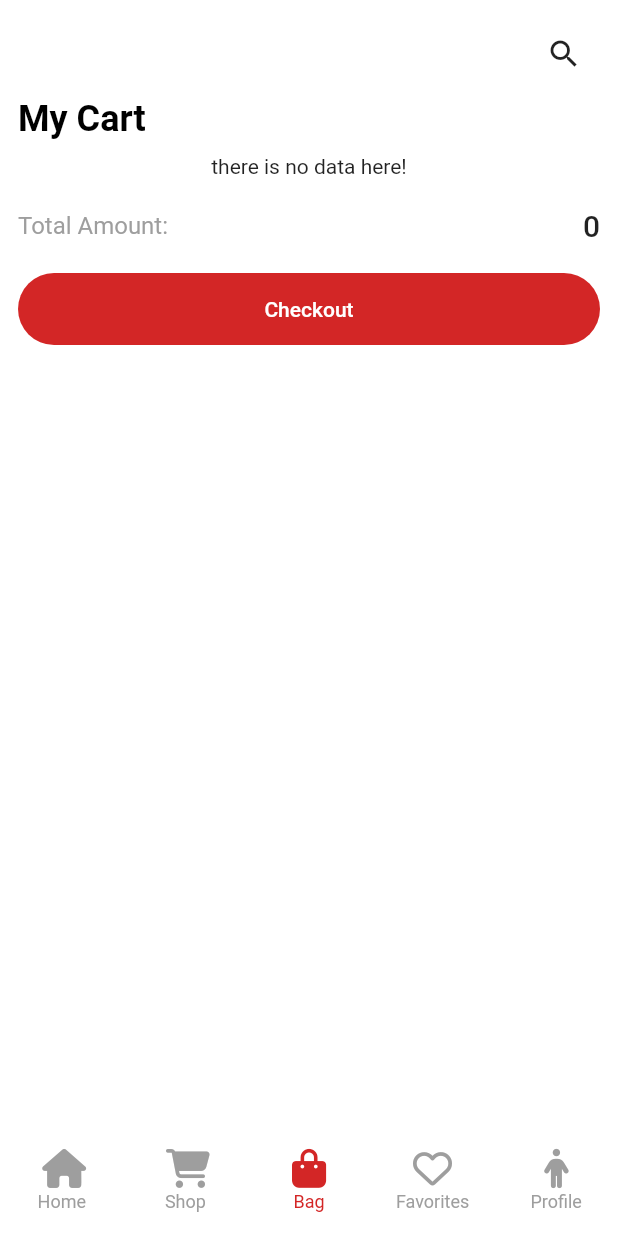
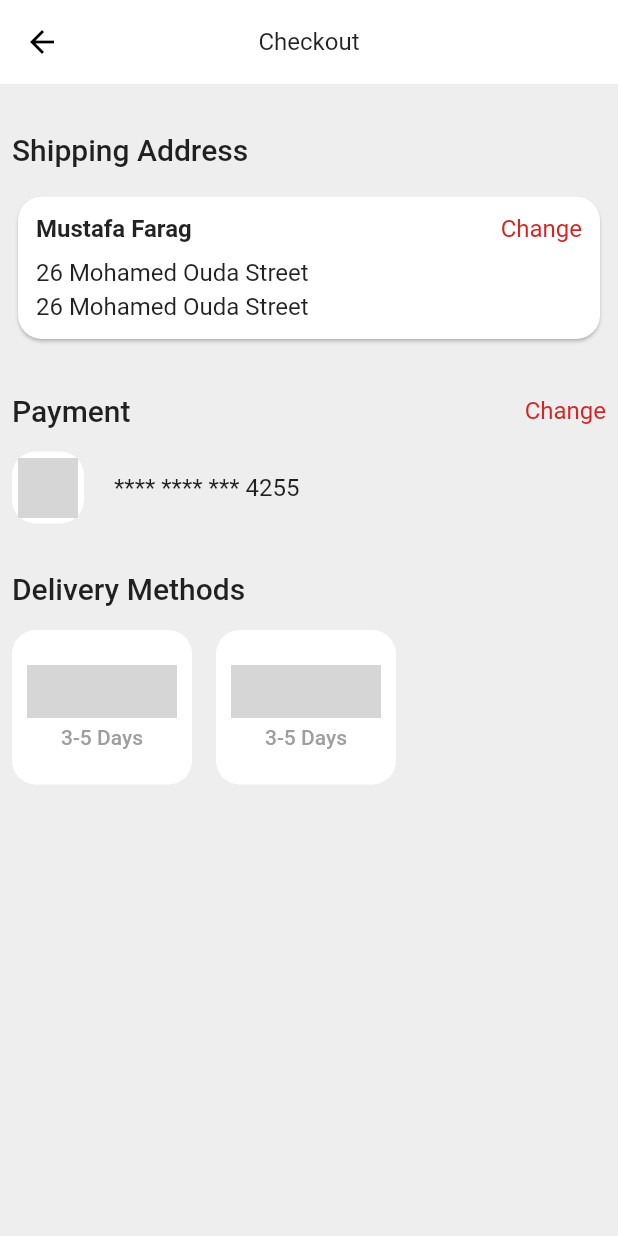
Before and after one commit to mustafa-farag/E-commerce_V2, a Flutter app: the screen it shows once a user with an empty profile is signed in, item 3 of the bottom bar chosen, after a tap on "Checkout", on a phone screen of 412 x 824 dp. Run offline on Flutter 3.47's test engine with Material 2 defaults, Android fonts, the phone set to English and light mode, and no system bars; drawn by our look-alikes of persistent_bottom_nav_bar_v2; our stand-ins replace cloud_firestore, firebase_auth, firebase_core, flutter_rating_bar, font_awesome_flutter; accounts and stored records are empty; network calls fail; grey boxes are pictures that could not be loaded.

Commit message:
checkout screen UI

```diff
--- a/lib/main.dart
+++ b/lib/main.dart
@@ -22,10 +22,11 @@ class MyApp extends StatelessWidget {
       child: MaterialApp(
         debugShowCheckedModeBanner: false,
         theme: ThemeData(
+          scaffoldBackgroundColor: Colors.grey[200],
           primaryColor: const Color.fromRGBO(211, 38, 38, 1),
-          scaffoldBackgroundColor: const Color.fromRGBO(249, 249, 249, 1),
           appBarTheme: AppBarTheme(
             color: Colors.white,
+            elevation: 0,
             iconTheme: const IconThemeData(
               color: Colors.black,
             ),
--- a/lib/utilities/images.dart
+++ b/lib/utilities/images.dart
@@ -1,4 +1,12 @@
 class AppImages{
-  static const String topBannerHomeScreenImage ='https://img.freepik.com/free-photo/two-cute-girls-summer-park-with-dog_1157-23756.jpg?size=626&ext=jpg&ga=GA1.2.1587080325.1651232458';
-  static const String saleImage = "https://pyxis.nymag.com/v1/imgs/c4e/674/1892c1d09ba24378b0d547eeaffa7fac93-EN-US-Worn-S1-Main-Vertical-27x40-RGB-PR.rvertical.w600.jpg";
+  static const String topBannerHomeScreenImage =
+      'https://img.freepik.com/free-photo/two-cute-girls-summer-park-with-dog_1157-23756.jpg?size=626&ext=jpg&ga=GA1.2.1587080325.1651232458';
+  static const String saleImage =
+      "https://pyxis.nymag.com/v1/imgs/c4e/674/1892c1d09ba24378b0d547eeaffa7fac93-EN-US-Worn-S1-Main-Vertical-27x40-RGB-PR.rvertical.w600.jpg";
+  static const String masterCard =
+      "https://upload.wikimedia.org/wikipedia/commons/0/04/Mastercard-logo.png";
+  static const String fedex =
+      'https://assets.stickpng.com/images/58428e7da6515b1e0ad75ab5.png';
+  static const String dhl =
+      'https://upload.wikimedia.org/wikipedia/commons/thumb/b/b3/DHL_Express_logo.svg/1200px-DHL_Express_logo.svg.png';
 }
--- a/lib/utilities/router.dart
+++ b/lib/utilities/router.dart
@@ -4,6 +4,7 @@ import 'package:commercialapp/models/product_model.dart';
 import 'package:commercialapp/utilities/routes.dart';
 import 'package:commercialapp/views/screens/auth_screen.dart';
 import 'package:commercialapp/views/screens/bottomnavbar_screen.dart';
+import 'package:commercialapp/views/screens/checkout/checkout_screen.dart';
 import 'package:commercialapp/views/screens/product_details.dart';
 import 'package:flutter/material.dart';
 import 'package:provider/provider.dart';
@@ -31,6 +32,9 @@ Route<dynamic> onGenerateRouter(RouteSettings settings) {
           child: ProductDetails(product: product),
         ),
       );
+    case AppRoutes.checkout:
+      return MaterialPageRoute(
+          builder: (_) => const CheckoutScreen(), settings: settings);
     default:
       return MaterialPageRoute(
           builder: (_) => const LandingScreen(), settings: settings);
--- a/lib/utilities/routes.dart
+++ b/lib/utilities/routes.dart
@@ -3,4 +3,5 @@ static const String landingScreenRoute = '/';
 static const String authScreenRoute = '/login';
 static const String bottomNavBarScreenRoute = '/home';
 static const String productDetails = '/product-details';
+static const String checkout = '/checkout';
 }
--- a/lib/views/screens/cart_screen.dart
+++ b/lib/views/screens/cart_screen.dart
@@ -1,5 +1,6 @@
 import 'package:commercialapp/controllers/database_controller.dart';
 import 'package:commercialapp/models/add_to_cart.dart';
+import 'package:commercialapp/utilities/routes.dart';
 import 'package:commercialapp/views/widgets/cart_list_item.dart';
 import 'package:commercialapp/views/widgets/default_button.dart';
 import 'package:commercialapp/views/widgets/order_summary_item.dart';
@@ -96,7 +97,15 @@ class _CartScreenState extends State<CartScreen> {
               const SizedBox(
                 height: 20,
               ),
-              DefaultButton(onPressed: () {}, text: 'Checkout'),
+              DefaultButton(
+                onPressed: () {
+                  Navigator.of(
+                    context,
+                    rootNavigator: true,
+                  ).pushNamed(AppRoutes.checkout);
+                },
+                text: 'Checkout',
+              ),
             ],
           ),
         ),
--- /dev/null
+++ b/lib/views/screens/checkout/checkout_screen.dart
@@ -0,0 +1,85 @@
+import 'package:commercialapp/utilities/images.dart';
+import 'package:commercialapp/views/widgets/checkout/delivery_methods.dart';
+import 'package:commercialapp/views/widgets/checkout/payment.dart';
+import 'package:commercialapp/views/widgets/checkout/shipping_address.dart';
+import 'package:flutter/material.dart';
+
+class CheckoutScreen extends StatelessWidget {
+  const CheckoutScreen({Key? key}) : super(key: key);
+
+  @override
+  Widget build(BuildContext context) {
+    final size = MediaQuery.of(context).size;
+    return Scaffold(
+      appBar: AppBar(
+        title: Text(
+          'Checkout',
+          style: Theme.of(context).textTheme.subtitle1,
+        ),
+        centerTitle: true,
+      ),
+      body: SingleChildScrollView(
+        child: Padding(
+          padding: const EdgeInsets.symmetric(vertical: 32.0, horizontal: 8.0),
+          child: Column(
+            crossAxisAlignment: CrossAxisAlignment.start,
+            children: [
+              Text(
+                'Shipping Address',
+                style: Theme.of(context).textTheme.headline6,
+              ),
+              const SizedBox(
+                height: 16.0,
+              ),
+              const ShippingAddressItem(),
+              const SizedBox(
+                height: 32.0,
+              ),
+              Row(
+                mainAxisAlignment: MainAxisAlignment.spaceBetween,
+                children: [
+                  Text(
+                    'Payment',
+                    style: Theme.of(context).textTheme.headline6,
+                  ),
+                  InkWell(
+                    onTap: () {},
+                    child: Text(
+                      'Change',
+                      style: Theme.of(context).textTheme.subtitle1!.copyWith(
+                            color: Theme.of(context).primaryColor,
+                          ),
+                    ),
+                  ),
+                ],
+              ),
+              const SizedBox(
+                height: 16.0,
+              ),
+              const PaymentItem(),
+              const SizedBox(
+                height: 32.0,
+              ),
+              Text(
+                'Delivery Methods',
+                style: Theme.of(context).textTheme.headline6,
+              ),
+              const SizedBox(height: 16.0,),
+              SizedBox(
+                height: size.height*0.125,
+                  child: ListView(
+                    scrollDirection: Axis.horizontal,
+                    children:const [
+                      DeliveryMethodItem(imgUrl: AppImages.dhl),
+                      SizedBox(width: 16.0,),
+                      DeliveryMethodItem(imgUrl: AppImages.fedex),
+                    ],
+                  ),
+              ),
+            ],
+          ),
+        ),
+      ),
+    );
+  }
+}
--- /dev/null
+++ b/lib/views/widgets/checkout/delivery_methods.dart
@@ -0,0 +1,39 @@
+import 'package:flutter/material.dart';
+
+class DeliveryMethodItem extends StatelessWidget {
+  final String imgUrl;
+  const DeliveryMethodItem({Key? key, required this.imgUrl}) : super(key: key);
+
+  @override
+  Widget build(BuildContext context) {
+    return DecoratedBox(
+      decoration: BoxDecoration(
+        color: Colors.white,
+        borderRadius: BorderRadius.circular(16.0),
+      ),
+      child: Padding(
+        padding: const EdgeInsets.all(10.0),
+        child: Column(
+          mainAxisAlignment: MainAxisAlignment.center,
+          children: [
+            Image.network(
+              imgUrl,
+              fit: BoxFit.cover,
+              height: 35,
+              width: 100,
+            ),
+            const SizedBox(
+              height: 5.0,
+            ),
+            Text(
+              '3-5 Days',
+              style: Theme.of(context).textTheme.bodyLarge!.copyWith(
+                    color: Colors.grey,
+                  ),
+            )
+          ],
+        ),
+      ),
+    );
+  }
+}
--- /dev/null
+++ b/lib/views/widgets/checkout/payment.dart
@@ -0,0 +1,36 @@
+import 'package:flutter/material.dart';
+
+import '../../../utilities/images.dart';
+
+class PaymentItem extends StatelessWidget {
+  const PaymentItem({Key? key}) : super(key: key);
+
+  @override
+  Widget build(BuildContext context) {
+    return Row(
+      children: [
+        DecoratedBox(
+          decoration: BoxDecoration(
+            color: Colors.white,
+            borderRadius: BorderRadius.circular(16.0),
+          ),
+          child: Padding(
+            padding: const EdgeInsets.all(4.0),
+            child: Image.network(
+              AppImages.masterCard,
+              fit: BoxFit.cover,
+              height: 40,
+            ),
+          ),
+        ),
+        const SizedBox(
+          width: 20,
+        ),
+        Text(
+          '**** **** *** 4255',
+          style: Theme.of(context).textTheme.subtitle1,
+        ),
+      ],
+    );
+  }
+}
--- /dev/null
+++ b/lib/views/widgets/checkout/shipping_address.dart
@@ -0,0 +1,52 @@
+import 'package:flutter/material.dart';
+
+class ShippingAddressItem extends StatelessWidget {
+  const ShippingAddressItem({Key? key}) : super(key: key);
+
+  @override
+  Widget build(BuildContext context) {
+    return Card(
+      shape: RoundedRectangleBorder(
+        borderRadius: BorderRadius.circular(16.0),
+      ),
+      child: Padding(
+        padding: const EdgeInsets.all(12.0),
+        child: Column(
+          crossAxisAlignment: CrossAxisAlignment.start,
+          children: [
+            Row(
+              mainAxisAlignment: MainAxisAlignment.spaceBetween,
+              children: [
+                Text(
+                  'Mustafa Farag',
+                  style: Theme.of(context).textTheme.subtitle1!.copyWith(
+                        fontWeight: FontWeight.w600,
+                      ),
+                ),
+                InkWell(
+                  onTap: () {},
+                  child: Text(
+                    'Change',
+                    style: Theme.of(context).textTheme.subtitle1!.copyWith(
+                          color: Theme.of(context).primaryColor,
+                        ),
+                  ),
+                ),
+              ],
+            ),
+            const SizedBox(
+              height: 10.0,
+            ),
+            Text('26 Mohamed Ouda Street',
+                style: Theme.of(context).textTheme.subtitle1),
+            const SizedBox(
+              height: 4.0,
+            ),
+            Text('26 Mohamed Ouda Street',
+                style: Theme.of(context).textTheme.subtitle1),
+          ],
+        ),
+      ),
+    );
+  }
+}
```
